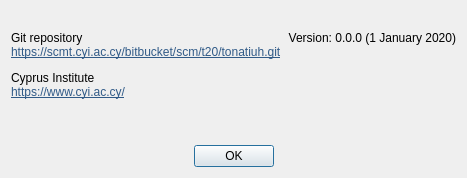
CST-Modelling-Tools/TonatiuhPP, file source/application/widgets/DialogAbout.ui: the form before one commit.
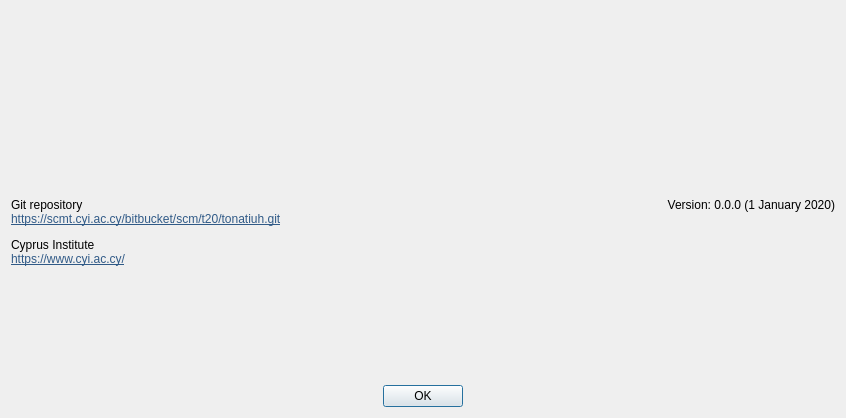
The form after the commit. Icons and pictures are not drawn.

Diff of the .ui file:
```diff
--- a/source/application/widgets/DialogAbout.ui
+++ b/source/application/widgets/DialogAbout.ui
@@ -2,6 +2,14 @@
 <ui version="4.0">
  <class>DialogAbout</class>
  <widget class="QDialog" name="DialogAbout">
+  <property name="geometry">
+   <rect>
+    <x>0</x>
+    <y>0</y>
+    <width>846</width>
+    <height>418</height>
+   </rect>
+  </property>
   <property name="windowTitle">
    <string>About</string>
   </property>
@@ -24,7 +32,7 @@
      <item>
       <widget class="QLabel" name="label_links">
        <property name="text">
-        <string>&lt;html&gt;&lt;head/&gt;&lt;body&gt;&lt;p&gt;Git repository&lt;br/&gt;&lt;a href=&quot;https://scmt.cyi.ac.cy/bitbucket/scm/t20/tonatiuh.git&quot;&gt;&lt;span style=&quot; text-decoration: underline; color:#305a87;&quot;&gt;https://scmt.cyi.ac.cy/bitbucket/scm/t20/tonatiuh.git&lt;/span&gt;&lt;/a&gt;&lt;/p&gt;&lt;p&gt;Cyprus Institute&lt;br/&gt;&lt;a href=&quot;https://www.cyi.ac.cy/&quot;&gt;&lt;span style=&quot; text-decoration: underline; color:#305a87;&quot;&gt;https://www.cyi.ac.cy/&lt;/span&gt;&lt;/a&gt;&lt;/p&gt;&lt;p&gt;&lt;br/&gt;&lt;/p&gt;&lt;/body&gt;&lt;/html&gt;</string>
+        <string>&lt;html&gt;&lt;head/&gt;&lt;body&gt;&lt;p&gt;Git repository&lt;br/&gt;&lt;a href=&quot;https://scmt.cyi.ac.cy/bitbucket/scm/t20/tonatiuh.git&quot;&gt;&lt;span style=&quot;color:#305a87;&quot;&gt;https://scmt.cyi.ac.cy/bitbucket/scm/t20/tonatiuh.git&lt;/span&gt;&lt;/a&gt;&lt;/p&gt;&lt;p&gt;Cyprus Institute&lt;br/&gt;&lt;a href=&quot;https://www.cyi.ac.cy/&quot;&gt;&lt;span style=&quot;color:#305a87;&quot;&gt;https://www.cyi.ac.cy/&lt;/span&gt;&lt;/a&gt;&lt;/p&gt;&lt;p&gt;&lt;br/&gt;&lt;/p&gt;&lt;/body&gt;&lt;/html&gt;</string>
        </property>
        <property name="alignment">
         <set>Qt::AlignLeading|Qt::AlignLeft|Qt::AlignTop</set>
```
Left out of the diff: 5 changed lines with no effect on the pictures.
